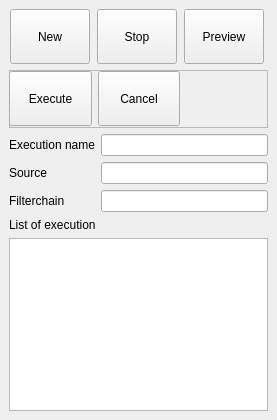
First picture: the form in SeaGoatVision/client/qt/uifiles/WinExecution.ui, repository Octets/SeaGoatVision, before the edit.
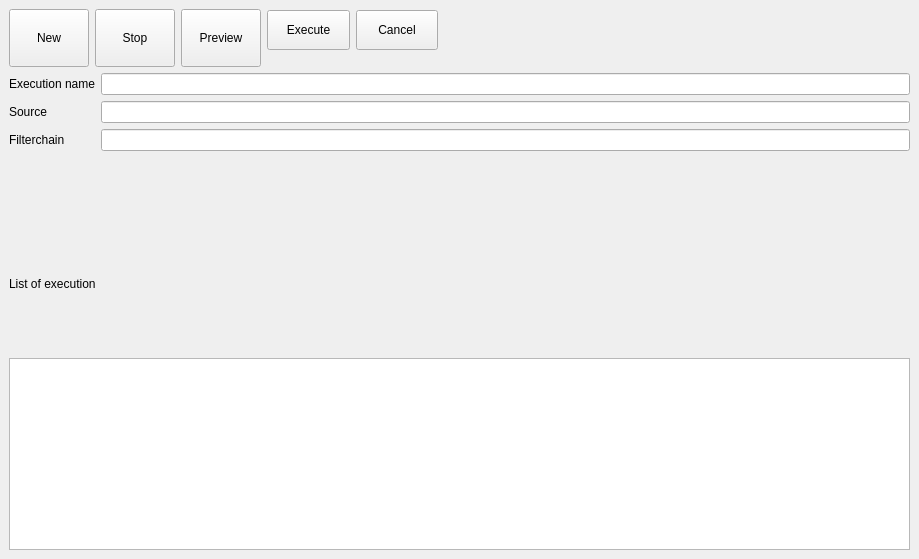
Second picture: the form after the edit.

Commit message: Modify dimension of Qt widget.

Diff of the .ui file:
```diff
--- a/SeaGoatVision/client/qt/uifiles/WinExecution.ui
+++ b/SeaGoatVision/client/qt/uifiles/WinExecution.ui
@@ -6,14 +6,14 @@
    <rect>
     <x>0</x>
     <y>0</y>
-    <width>277</width>
-    <height>420</height>
+    <width>919</width>
+    <height>559</height>
    </rect>
   </property>
   <property name="minimumSize">
    <size>
-    <width>277</width>
-    <height>420</height>
+    <width>455</width>
+    <height>250</height>
    </size>
   </property>
   <property name="features">
@@ -26,12 +26,15 @@
    <layout class="QHBoxLayout" name="verticalLayout">
     <item>
      <layout class="QVBoxLayout" name="verticalLayout_3">
+      <property name="sizeConstraint">
+       <enum>QLayout::SetMinimumSize</enum>
+      </property>
       <item>
        <layout class="QHBoxLayout" name="horizontalLayout">
         <item>
          <widget class="QPushButton" name="newButton">
           <property name="sizePolicy">
-           <sizepolicy hsizetype="Fixed" vsizetype="Fixed">
+           <sizepolicy hsizetype="Fixed" vsizetype="Preferred">
             <horstretch>0</horstretch>
             <verstretch>0</verstretch>
            </sizepolicy>
@@ -39,7 +42,7 @@
           <property name="minimumSize">
            <size>
             <width>0</width>
-            <height>55</height>
+            <height>40</height>
            </size>
           </property>
           <property name="text">
@@ -58,7 +61,7 @@
           <property name="minimumSize">
            <size>
             <width>0</width>
-            <height>55</height>
+            <height>40</height>
            </size>
           </property>
           <property name="text">
@@ -77,7 +80,7 @@
           <property name="minimumSize">
            <size>
             <width>0</width>
-            <height>55</height>
+            <height>40</height>
            </size>
           </property>
           <property name="text">
@@ -85,12 +88,10 @@
           </property>
          </widget>
         </item>
-       </layout>
-      </item>
       <item>
        <widget class="QFrame" name="frameEdit">
         <property name="sizePolicy">
-         <sizepolicy hsizetype="MinimumExpanding" vsizetype="MinimumExpanding">
+           <sizepolicy hsizetype="MinimumExpanding" vsizetype="Preferred">
           <horstretch>0</horstretch>
           <verstretch>0</verstretch>
          </sizepolicy>
@@ -98,7 +99,7 @@
         <property name="minimumSize">
          <size>
           <width>0</width>
-          <height>58</height>
+            <height>41</height>
          </size>
         </property>
         <property name="maximumSize">
@@ -108,10 +109,13 @@
          </size>
         </property>
         <property name="frameShape">
-         <enum>QFrame::StyledPanel</enum>
+           <enum>QFrame::NoFrame</enum>
         </property>
         <property name="frameShadow">
-         <enum>QFrame::Raised</enum>
+           <enum>QFrame::Plain</enum>
+          </property>
+          <property name="lineWidth">
+           <number>0</number>
         </property>
         <widget class="QWidget" name="horizontalLayoutWidget_2">
          <property name="geometry">
@@ -122,13 +126,28 @@
            <height>57</height>
           </rect>
          </property>
-         <layout class="QHBoxLayout" name="horizontalLayout_4">
+           <layout class="QHBoxLayout" name="horizontalLayout_4" stretch="0,0">
+            <property name="spacing">
+             <number>6</number>
+            </property>
+            <property name="sizeConstraint">
+             <enum>QLayout::SetDefaultConstraint</enum>
+            </property>
+            <property name="bottomMargin">
+             <number>15</number>
+            </property>
           <item>
            <widget class="QPushButton" name="executeButton">
+              <property name="sizePolicy">
+               <sizepolicy hsizetype="Minimum" vsizetype="Fixed">
+                <horstretch>0</horstretch>
+                <verstretch>0</verstretch>
+               </sizepolicy>
+              </property>
             <property name="minimumSize">
              <size>
               <width>0</width>
-              <height>55</height>
+                <height>40</height>
              </size>
             </property>
             <property name="text">
@@ -138,10 +157,16 @@
           </item>
           <item>
            <widget class="QPushButton" name="cancelButton">
+              <property name="sizePolicy">
+               <sizepolicy hsizetype="Minimum" vsizetype="Fixed">
+                <horstretch>0</horstretch>
+                <verstretch>0</verstretch>
+               </sizepolicy>
+              </property>
             <property name="minimumSize">
              <size>
               <width>0</width>
-              <height>55</height>
+                <height>40</height>
              </size>
             </property>
             <property name="text">
@@ -153,10 +178,18 @@
         </widget>
        </widget>
       </item>
+       </layout>
+      </item>
       <item>
        <layout class="QFormLayout" name="formLayout_2">
+        <property name="sizeConstraint">
+         <enum>QLayout::SetDefaultConstraint</enum>
+        </property>
         <property name="fieldGrowthPolicy">
-         <enum>QFormLayout::AllNonFixedFieldsGrow</enum>
+         <enum>QFormLayout::ExpandingFieldsGrow</enum>
+        </property>
+        <property name="rowWrapPolicy">
+         <enum>QFormLayout::DontWrapRows</enum>
         </property>
         <item row="1" column="0">
          <widget class="QLabel" name="label_2">
@@ -198,7 +231,20 @@
        </widget>
       </item>
       <item>
-       <widget class="QListWidget" name="lstExecution"/>
+       <widget class="QListWidget" name="lstExecution">
+        <property name="sizePolicy">
+         <sizepolicy hsizetype="Minimum" vsizetype="Minimum">
+          <horstretch>0</horstretch>
+          <verstretch>0</verstretch>
+         </sizepolicy>
+        </property>
+        <property name="minimumSize">
+         <size>
+          <width>0</width>
+          <height>10</height>
+         </size>
+        </property>
+       </widget>
       </item>
      </layout>
     </item>
```
Lines whose indentation alone changed are shown as unchanged. The commit also changes 1 other file.
